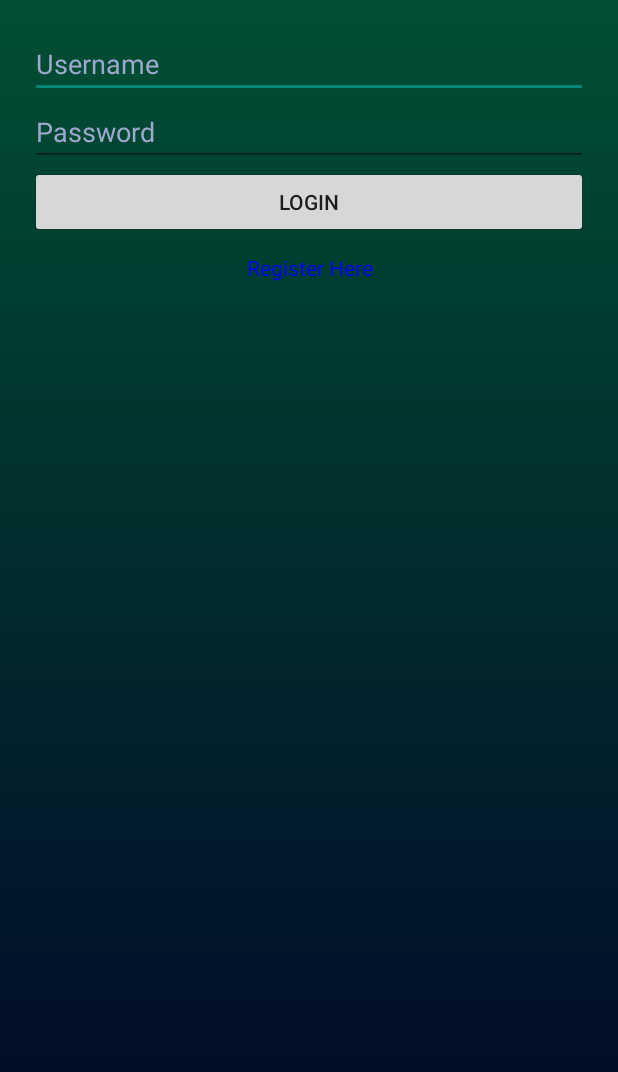
After one commit to muhfajarags/music-player-app, an Android app: the LoginActivity screen opened directly, with no data from a screen before it, on a phone screen of 412 x 824 dp. The commit adds this screen. Shown: the top 1072 px of the screen. Run offline under Robolectric (Android 15) with nearby library versions, the phone set to English and light mode, and no system bars; our stand-ins replace CircleImageView, Room's generated code; network calls fail.

Commit message:
Progress 5; Login/Register w/SQLite

```diff
--- a/app/build.gradle
+++ b/app/build.gradle
@@ -69,6 +69,8 @@ dependencies {
 
     implementation libs.logging.interceptor
 
+    implementation 'androidx.room:room-runtime:2.6.1'
+    annotationProcessor 'androidx.room:room-compiler:2.6.1'
 
     annotationProcessor libs.compiler.v4120
 }
--- /dev/null
+++ b/app/src/main/java/com/example/music_player_app/AppDatabase.java
@@ -0,0 +1,22 @@
+package com.example.music_player_app;
+
+import androidx.room.Database;
+import androidx.room.Room;
+import androidx.room.RoomDatabase;
+import android.content.Context;
+
+@Database(entities = {User.class}, version = 1)
+public abstract class AppDatabase extends RoomDatabase {
+    private static AppDatabase instance;
+    public abstract UserDao userDao();
+
+    public static synchronized AppDatabase getInstance(Context context) {
+        if (instance == null) {
+            instance = Room.databaseBuilder(context.getApplicationContext(),
+                            AppDatabase.class, "user_database")
+                    .fallbackToDestructiveMigration()
+                    .build();
+        }
+        return instance;
+    }
+}
--- /dev/null
+++ b/app/src/main/java/com/example/music_player_app/LoginActivity.java
@@ -0,0 +1,52 @@
+package com.example.music_player_app;
+import android.content.Intent;
+import android.os.Bundle;
+import android.widget.Button;
+import android.widget.EditText;
+import android.widget.TextView;
+import android.widget.Toast;
+import androidx.appcompat.app.AppCompatActivity;
+
+public class LoginActivity extends AppCompatActivity {
+    private EditText etUsername, etPassword;
+    private Button btnLogin;
+    private TextView tvRegister;
+    private AppDatabase db;
+
+    @Override
+    protected void onCreate(Bundle savedInstanceState) {
+        super.onCreate(savedInstanceState);
+        setContentView(R.layout.activity_login);
+
+        etUsername = findViewById(R.id.etUsername);
+        etPassword = findViewById(R.id.etPassword);
+        btnLogin = findViewById(R.id.btnLogin);
+        tvRegister = findViewById(R.id.tvRegister);
+
+        db = AppDatabase.getInstance(this);
+
+        btnLogin.setOnClickListener(view -> {
+            String username = etUsername.getText().toString();
+            String password = etPassword.getText().toString();
+
+            new Thread(() -> {
+                User user = db.userDao().login(username, password);
+                runOnUiThread(() -> {
+                    if (user != null) {
+                        Toast.makeText(this, "Login Successful!", Toast.LENGTH_SHORT).show();
+                        Intent intent = new Intent(LoginActivity.this, MainActivity.class);
+                        startActivity(intent);
+                        finish(); //
+                    } else {
+                        Toast.makeText(this, "Invalid Credentials!", Toast.LENGTH_SHORT).show();
+                    }
+                });
+            }).start();
+        });
+
+        tvRegister.setOnClickListener(view -> {
+            Intent intent = new Intent(LoginActivity.this, RegisterActivity.class);
+            startActivity(intent);
+        });
+    }
+}
--- a/app/src/main/java/com/example/music_player_app/SplashActivity.java
+++ b/app/src/main/java/com/example/music_player_app/SplashActivity.java
@@ -17,7 +17,7 @@ public class SplashActivity extends AppCompatActivity {
         new Handler().postDelayed(new Runnable() {
             @Override
             public void run() {
-                Intent intent = new Intent(SplashActivity.this, MainActivity.class);
+                Intent intent = new Intent(SplashActivity.this, LoginActivity.class);
                 startActivity(intent);
                 finish();
             }
--- /dev/null
+++ b/app/src/main/java/com/example/music_player_app/UserDao.java
@@ -0,0 +1,17 @@
+package com.example.music_player_app;
+
+import androidx.room.Dao;
+import androidx.room.Insert;
+import androidx.room.Query;
+
+@Dao
+public interface UserDao {
+    @Insert
+    void insertUser(User user);
+
+    @Query("SELECT * FROM User WHERE username = :username AND password = :password")
+    User login(String username, String password);
+
+    @Query("SELECT COUNT(*) FROM User WHERE username = :username")
+    int checkUsername(String username);
+}
--- /dev/null
+++ b/app/src/main/res/layout/activity_login.xml
@@ -0,0 +1,37 @@
+<LinearLayout xmlns:android="http://schemas.android.com/apk/res/android"
+    android:layout_width="match_parent"
+    android:layout_height="match_parent"
+    android:orientation="vertical"
+    android:background="@drawable/bg_gradient"
+    android:padding="20dp">
+
+    <EditText
+        android:id="@+id/etUsername"
+        android:layout_width="match_parent"
+        android:layout_height="wrap_content"
+        android:textColorHint="#9DA8CD"
+        android:hint="Username" />
+
+    <EditText
+        android:id="@+id/etPassword"
+        android:layout_width="match_parent"
+        android:layout_height="wrap_content"
+        android:textColorHint="#9DA8CD"
+        android:hint="Password"
+        android:inputType="textPassword" />
+
+    <Button
+        android:id="@+id/btnLogin"
+        android:layout_width="match_parent"
+        android:layout_height="wrap_content"
+        android:text="Login" />
+
+    <TextView
+        android:id="@+id/tvRegister"
+        android:layout_width="match_parent"
+        android:layout_height="wrap_content"
+        android:text="Register Here"
+        android:textColor="#0000FF"
+        android:gravity="center"
+        android:paddingTop="10dp" />
+</LinearLayout>
--- a/app/src/main/res/layout/item_song.xml
+++ b/app/src/main/res/layout/item_song.xml
@@ -1,4 +1,4 @@
-    <?xml version="1.0" encoding="utf-8"?>
+<?xml version="1.0" encoding="utf-8"?>
     <LinearLayout
         xmlns:android="http://schemas.android.com/apk/res/android"
         xmlns:app="http://schemas.android.com/apk/res-auto"
```
Also changed, not shown: app/src/main/AndroidManifest.xml (+7 -0 lines), app/src/main/java/com/example/music_player_app/RegisterActivity.java (added, +39 -0 lines), app/src/main/java/com/example/music_player_app/User.java (added, +17 -0 lines), app/src/main/res/layout/activity_register.xml (added, +29 -0 lines), app/src/main/res/layout/music_player.xml (+10 -0 lines).
